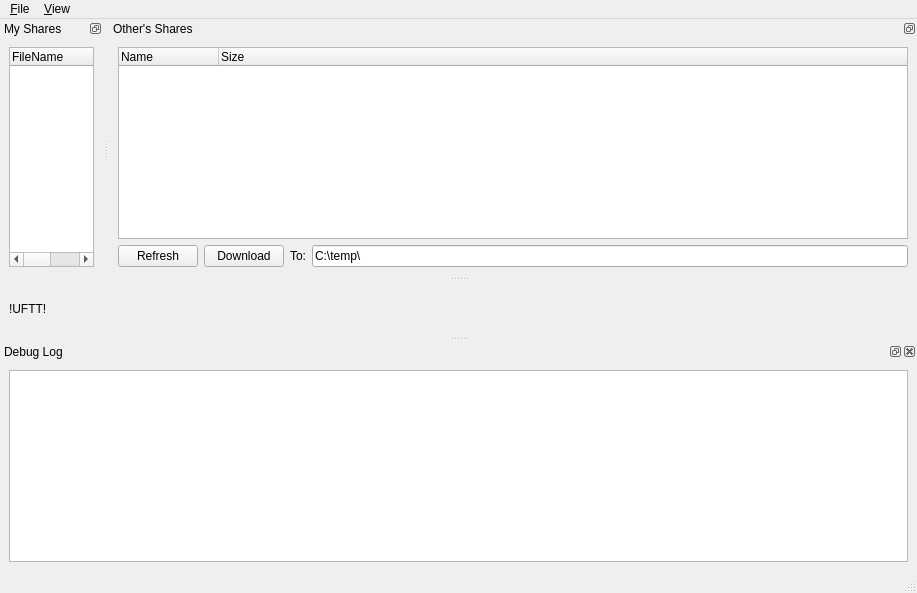
MrHacky/uftt, file src/qt-gui/MainWindow.ui: the form before one commit.
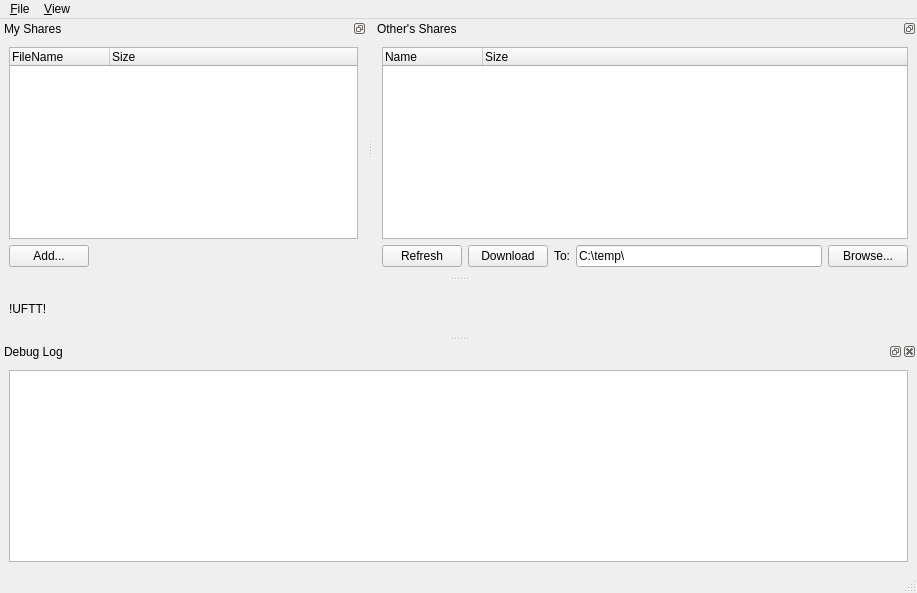
The form after the commit. Custom widgets are drawn as their Qt base class.

```diff
--- a/src/qt-gui/MainWindow.ui
+++ b/src/qt-gui/MainWindow.ui
@@ -74,7 +74,7 @@
      <item>
       <widget class="QSharesTreeWidget" name="treeWidget" >
        <property name="sizePolicy" >
-        <sizepolicy vsizetype="Ignored" hsizetype="Ignored" >
+        <sizepolicy vsizetype="Expanding" hsizetype="Expanding" >
          <horstretch>0</horstretch>
          <verstretch>0</verstretch>
         </sizepolicy>
@@ -94,6 +94,30 @@
        </column>
       </widget>
      </item>
+     <item>
+      <layout class="QHBoxLayout" >
+       <item>
+        <widget class="QPushButton" name="pushButton" >
+         <property name="text" >
+          <string>Add...</string>
+         </property>
+        </widget>
+       </item>
+       <item>
+        <spacer>
+         <property name="orientation" >
+          <enum>Qt::Horizontal</enum>
+         </property>
+         <property name="sizeHint" >
+          <size>
+           <width>40</width>
+           <height>20</height>
+          </size>
+         </property>
+        </spacer>
+       </item>
+      </layout>
+     </item>
     </layout>
    </widget>
   </widget>
@@ -168,6 +192,13 @@
          </property>
         </widget>
        </item>
+       <item>
+        <widget class="QPushButton" name="pushButton_2" >
+         <property name="text" >
+          <string>Browse...</string>
+         </property>
+        </widget>
+       </item>
       </layout>
      </item>
     </layout>
```
Left out of the diff: 2 changed lines with no effect on the pictures.
